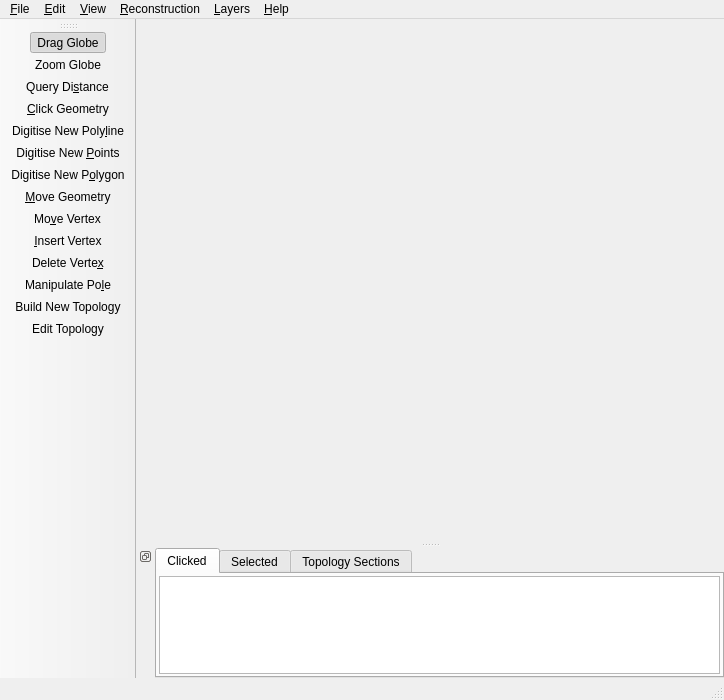
Qt form src/qt-widgets/ViewportWindowUi.ui (GPlates/GPlates) before a commit.
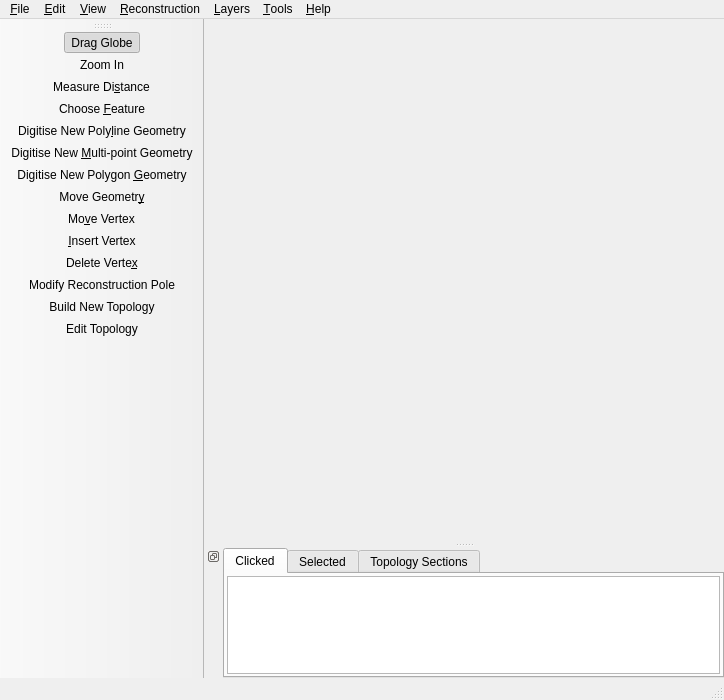
The same form after that commit. Icons and pictures are not drawn.

Diff of the .ui file:
```diff
--- a/src/qt-widgets/ViewportWindowUi.ui
+++ b/src/qt-widgets/ViewportWindowUi.ui
@@ -146,11 +146,17 @@
     <addaction name="separator" />
     <addaction name="action_Export_Geometry_Snapshot" />
    </widget>
+   <widget class="QMenu" name="menu_Tools" >
+    <property name="title" >
+     <string>&amp;Tools</string>
+    </property>
+   </widget>
    <addaction name="menu_File" />
    <addaction name="menu_Edit" />
    <addaction name="menu_View" />
    <addaction name="menu_Reconstruction" />
    <addaction name="menu_Layers" />
+   <addaction name="menu_Tools" />
    <addaction name="menu_Help" />
   </widget>
   <widget class="QStatusBar" name="statusbar" />
@@ -493,7 +499,7 @@
     <iconset resource="../qt-resources/qt_widgets.qrc" >:/drag_globe_35.png</iconset>
    </property>
    <property name="text" >
-    <string>Drag Globe</string>
+    <string>&amp;Drag Globe</string>
    </property>
    <property name="toolTip" >
     <string>Drag Globe  D</string>
@@ -587,7 +593,7 @@
     <iconset resource="../qt-resources/qt_widgets.qrc" >:/zoom_globe_35.png</iconset>
    </property>
    <property name="text" >
-    <string>Zoom Globe</string>
+    <string>&amp;Zoom In</string>
    </property>
    <property name="toolTip" >
     <string>Zoom In  Z</string>
@@ -879,10 +885,10 @@
     <iconset resource="../qt-resources/qt_widgets.qrc" >:/digitise_polyline_35.png</iconset>
    </property>
    <property name="text" >
-    <string>Digitise New Poly&amp;line</string>
+    <string>Digitise New Poly&amp;line Geometry</string>
    </property>
    <property name="iconText" >
-    <string>Digitise New Poly&amp;line</string>
+    <string>Digitise New Poly&amp;line Geometry</string>
    </property>
    <property name="toolTip" >
     <string>Digitise New Polyline Geometry  L</string>
@@ -902,10 +908,10 @@
     <iconset resource="../qt-resources/qt_widgets.qrc" >:/focus_feature_35.png</iconset>
    </property>
    <property name="text" >
-    <string>&amp;Click Geometry</string>
+    <string>Choose &amp;Feature</string>
    </property>
    <property name="iconText" >
-    <string>&amp;Click Geometry</string>
+    <string>Choose &amp;Feature</string>
    </property>
    <property name="toolTip" >
     <string>Choose Feature  F</string>
@@ -995,10 +1001,10 @@
     <iconset resource="../qt-resources/qt_widgets.qrc" >:/digitise_polygon_35.png</iconset>
    </property>
    <property name="text" >
-    <string>Digitise New P&amp;olygon</string>
+    <string>Digitise New Polygon &amp;Geometry</string>
    </property>
    <property name="iconText" >
-    <string>Digitise New P&amp;olygon</string>
+    <string>Digitise New Polygon &amp;Geometry</string>
    </property>
    <property name="toolTip" >
     <string>Digitise New Polygon Geometry  G</string>
@@ -1018,10 +1024,10 @@
     <iconset resource="../qt-resources/qt_widgets.qrc" >:/digitise_multipoint_35.png</iconset>
    </property>
    <property name="text" >
-    <string>Digitise New &amp;Points</string>
+    <string>Digitise New &amp;Multi-point Geometry</string>
    </property>
    <property name="iconText" >
-    <string>Digitise New &amp;Points</string>
+    <string>Digitise New &amp;Multi-point Geometry</string>
    </property>
    <property name="toolTip" >
     <string>Digitise New Multi-point Geometry  M</string>
@@ -1057,10 +1063,10 @@
     <iconset resource="../qt-resources/qt_widgets.qrc" >:/move_geometry_35.png</iconset>
    </property>
    <property name="text" >
-    <string>&amp;Move Geometry</string>
+    <string>Move Geometr&amp;y</string>
    </property>
    <property name="iconText" >
-    <string>&amp;Move Geometry</string>
+    <string>Move Geometr&amp;y</string>
    </property>
    <property name="toolTip" >
     <string>Move Geometry  Y</string>
@@ -1149,10 +1155,7 @@
     <iconset resource="../qt-resources/qt_widgets.qrc" >:/plate_pole_modification_35.png</iconset>
    </property>
    <property name="text" >
-    <string>Manipulate Po&amp;le</string>
-   </property>
-   <property name="iconText" >
-    <string>Manipulate Po&amp;le</string>
+    <string>Modify Reconstruction &amp;Pole</string>
    </property>
    <property name="toolTip" >
     <string>Modify Reconstruction Pole  P</string>
@@ -1172,7 +1175,7 @@
     <iconset resource="../qt-resources/qt_widgets.qrc" >:/topology_build_35.png</iconset>
    </property>
    <property name="text" >
-    <string>Build New Topology</string>
+    <string>&amp;Build New Topology</string>
    </property>
    <property name="iconText" >
     <string>Build New Topology</string>
@@ -1195,7 +1198,7 @@
     <iconset resource="../qt-resources/qt_widgets.qrc" >:/topology_edit_35.png</iconset>
    </property>
    <property name="text" >
-    <string>Edit Topology</string>
+    <string>&amp;Edit Topology</string>
    </property>
    <property name="iconText" >
     <string>Edit Topology</string>
@@ -1291,10 +1294,10 @@
     <iconset resource="../qt-resources/qt_widgets.qrc" >:/measure_distance_35.png</iconset>
    </property>
    <property name="text" >
-    <string>Query Di&amp;stance</string>
+    <string>Measure Di&amp;stance</string>
    </property>
    <property name="iconText" >
-    <string>Query Di&amp;stance</string>
+    <string>Measure Di&amp;stance</string>
    </property>
    <property name="toolTip" >
     <string>Measure Distance  S</string>
```
Left out of the diff: 44 changed lines with no effect on the pictures.
